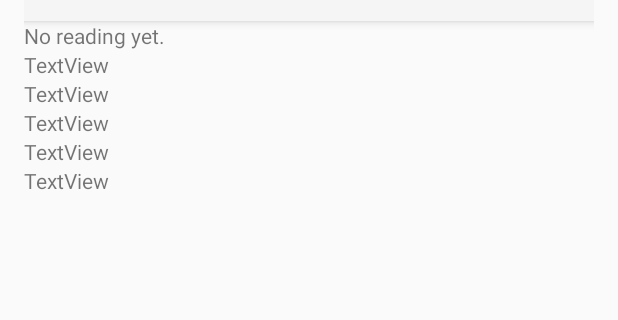
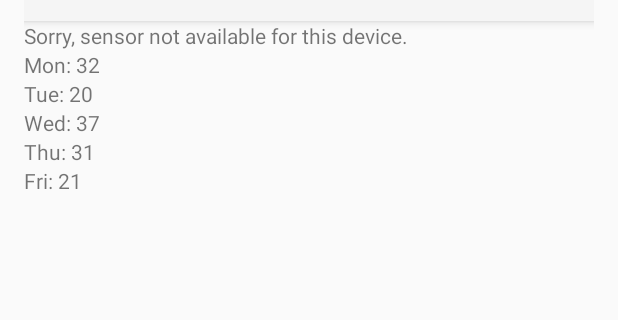
Before and after one commit to DerrickChi/Weather, an Android app: the screen it shows after launch (MainActivity), on a phone screen of 412 x 824 dp, the part 87-407 px from its top. Run offline under Robolectric (Android 15) with nearby library versions, the light colour scheme and no system bars; 1 statement that could not run was skipped.

Commit message:
fix output format; code clean up

```diff
--- a/app/src/main/java/edu/ucla/derrickchang/weather/MainActivity.java
+++ b/app/src/main/java/edu/ucla/derrickchang/weather/MainActivity.java
@@ -8,6 +8,7 @@ import android.hardware.SensorManager;
 import android.support.v7.app.AppCompatActivity;
 import android.os.Bundle;
 import android.support.v7.widget.Toolbar;
+import android.util.Log;
 import android.view.Menu;
 import android.view.MenuItem;
 import android.widget.TextView;
@@ -16,9 +17,20 @@ import java.util.Random;
 
 public class MainActivity extends AppCompatActivity implements SensorEventListener{
     private SensorManager mSensorManager;
-    private Sensor mPressure;
+    private Sensor mAmbientTemperature;
     private boolean isC = true;
-    private double[] numbers = new double[6];
+    private double[] rawTemps = new double[6];
+    private double[] showTemps = new double[6];
+    private final static String NOT_SUPPORTED_MESSAGE = "Sorry, sensor not available for this device.";
+
+ /*   private TextView tv = (TextView) findViewById(R.id.ambient_temp);
+    private TextView tv1 = (TextView) findViewById(R.id.textViewMon);
+    private TextView tv2 = (TextView) findViewById(R.id.textViewTue);
+    private TextView tv3 = (TextView) findViewById(R.id.textViewWed);
+    private TextView tv4 = (TextView) findViewById(R.id.textViewThu);
+    private TextView tv5 = (TextView) findViewById(R.id.textViewFri);
+*/
+// private TextView tv5 = (TextView) findViewById(R.id.textViewFri);
 
     // Used to load the 'native-lib' library on application startup.
     static {
@@ -36,51 +48,62 @@ public class MainActivity extends AppCompatActivity implements SensorEventListen
         // Generate testing numbers
 
         Random rand = new Random();
-        for (int i=0; i<numbers.length; i++) {
-            numbers[i]=10.0 + (40.0 - 10.0) * rand.nextDouble();
+        for (int i=0; i<rawTemps.length; i++) {
+            rawTemps[i]=10.0 + (40.0 - 10.0) * rand.nextDouble();
         }
 
         // Example of a call to a native method
+
+        TextView tv = (TextView) findViewById(R.id.ambient_temp);
         TextView tv1 = (TextView) findViewById(R.id.textViewMon);
-        tv1.setText("Mon: " + Double.toString(c2fJNI(numbers)[1]));
+        TextView tv2 = (TextView) findViewById(R.id.textViewTue);
+        TextView tv3 = (TextView) findViewById(R.id.textViewWed);
+        TextView tv4 = (TextView) findViewById(R.id.textViewThu);
+        TextView tv5 = (TextView) findViewById(R.id.textViewFri);
 
-        TextView tv2 = (TextView) findViewById(R.id.textViewTue);
-        tv2.setText("Tue: " + Double.toString(c2fJNI(numbers)[2]));
+        showTemps = rawTemps.clone();
 
-        TextView tv3 = (TextView) findViewById(R.id.textViewWed);
-        tv3.setText("Wed: " + Double.toString(c2fJNI(numbers)[3]));
 
-        TextView tv4 = (TextView) findViewById(R.id.textViewThu);
-        tv4.setText("Thu: " + Double.toString(c2fJNI(numbers)[4]));
-
-        TextView tv5 = (TextView) findViewById(R.id.textViewFri);
-        tv5.setText("Fri: " + Double.toString(c2fJNI(numbers)[5]));
+        tv1.setText("Mon: " + String.format("%1.0f",showTemps[1]));
+        tv2.setText("Tue: " + String.format("%1.0f",showTemps[2]));
+        tv3.setText("Wed: " + String.format("%1.0f",showTemps[3]));
+        tv4.setText("Thu: " + String.format("%1.0f",showTemps[4]));
+        tv5.setText("Fri: " + String.format("%1.0f",showTemps[5]));
 
         // Get an instance of the sensor service, and use that to get an instance of
         // a particular sensor.
         mSensorManager = (SensorManager) getSystemService(Context.SENSOR_SERVICE);
-        mPressure = mSensorManager.getDefaultSensor(Sensor.TYPE_PRESSURE);
+        mAmbientTemperature = mSensorManager.getDefaultSensor(Sensor.TYPE_AMBIENT_TEMPERATURE);
+        if (mAmbientTemperature == null) {
+            tv.setText(NOT_SUPPORTED_MESSAGE);
+        }
+
+
 
     }
 
     @Override
     public final void onAccuracyChanged(Sensor sensor, int accuracy) {
-        // Do something here if sensor accuracy changes.
+        // Do something here if sensor accuracy changes.`
     }
 
     @Override
     public final void onSensorChanged(SensorEvent event) {
-        float millibars_of_pressure = event.values[0];
         // Do something with this sensor data.
-        numbers[0] = millibars_of_pressure;
+        rawTemps[0] = event.values[0];;
         TextView tv = (TextView) findViewById(R.id.ambient_temp);
 
         if (isC) {
-            tv.setText("Ambient temperature: " + Double.toString(numbers[0]));
+            showTemps = rawTemps.clone();
         }
         else {
-            tv.setText("Ambient temperature: " + Double.toString(c2fJNI(numbers)[0]));
+            showTemps = c2fJNI(rawTemps);
         }
+
+
+            tv.setText("Ambient temperature: " + Double.toString(showTemps[0]));
+
+        Log.d("myTag", "New sensor reading!");
 
     }
 
@@ -88,7 +111,7 @@ public class MainActivity extends AppCompatActivity implements SensorEventListen
     protected void onResume() {
         // Register a listener for the sensor.
         super.onResume();
-        mSensorManager.registerListener(this, mPressure, SensorManager.SENSOR_DELAY_UI);
+        mSensorManager.registerListener(this, mAmbientTemperature, SensorManager.SENSOR_DELAY_UI);
     }
 
     @Override
@@ -117,6 +140,7 @@ public class MainActivity extends AppCompatActivity implements SensorEventListen
                 // as a favorite...
                 isC = !isC;
 
+
                 TextView tv = (TextView) findViewById(R.id.ambient_temp);
                 TextView tv1 = (TextView) findViewById(R.id.textViewMon);
                 TextView tv2 = (TextView) findViewById(R.id.textViewTue);
@@ -124,25 +148,19 @@ public class MainActivity extends AppCompatActivity implements SensorEventListen
                 TextView tv4 = (TextView) findViewById(R.id.textViewThu);
                 TextView tv5 = (TextView) findViewById(R.id.textViewFri);
 
+                if (isC) {
+                    showTemps = rawTemps.clone();
+                }
+                else {
+                    showTemps = c2fJNI(rawTemps);
+                }
 
-                if (isC) {
-                    tv.setText(": " + Double.toString(numbers[0]));
-                    tv1.setText("Mon: " + Double.toString(numbers[1]));
-                    tv2.setText("Tue: " + Double.toString(numbers[2]));
-                    tv3.setText("Wed: " + Double.toString(numbers[3]));
-                    tv4.setText("Thu: " + Double.toString(numbers[4]));
-                    tv5.setText("Fri: " + Double.toString(numbers[5]));
-
-                }
-                else
-                {
-                    tv.setText(": " + Double.toString(c2fJNI(numbers)[0]));
-                    tv1.setText("Mon: " + Double.toString(c2fJNI(numbers)[1]));
-                    tv2.setText("Tue: " + Double.toString(c2fJNI(numbers)[2]));
-                    tv3.setText("Wed: " + Double.toString(c2fJNI(numbers)[3]));
-                    tv4.setText("Thu: " + Double.toString(c2fJNI(numbers)[4]));
-                    tv5.setText("Fri: " + Double.toString(c2fJNI(numbers)[5]));
-                }
+                tv.setText(": " + String.format("%1.0f",showTemps[0]));
+                tv1.setText("Mon: " + String.format("%1.0f",showTemps[1]));
+                tv2.setText("Tue: " + String.format("%1.0f",showTemps[2]));
+                tv3.setText("Wed: " + String.format("%1.0f",showTemps[3]));
+                tv4.setText("Thu: " + String.format("%1.0f",showTemps[4]));
+                tv5.setText("Fri: " + String.format("%1.0f",showTemps[5]));
 
                 return true;
 
```
